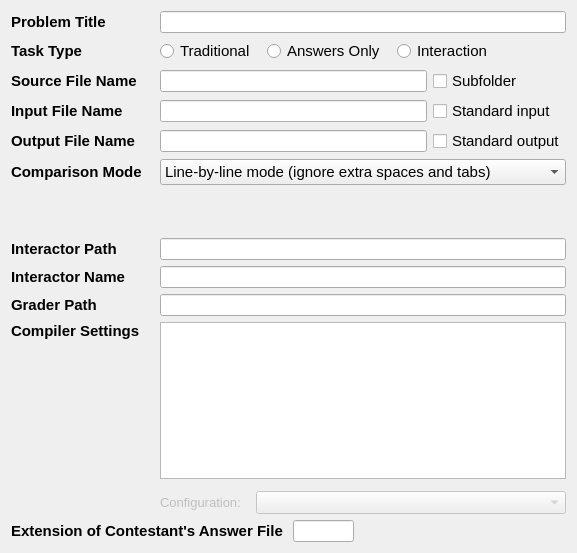
Before: the Qt Designer form forms/taskeditwidget.ui in Project-LemonLime/Project_LemonLime, drawn with Qt 5.
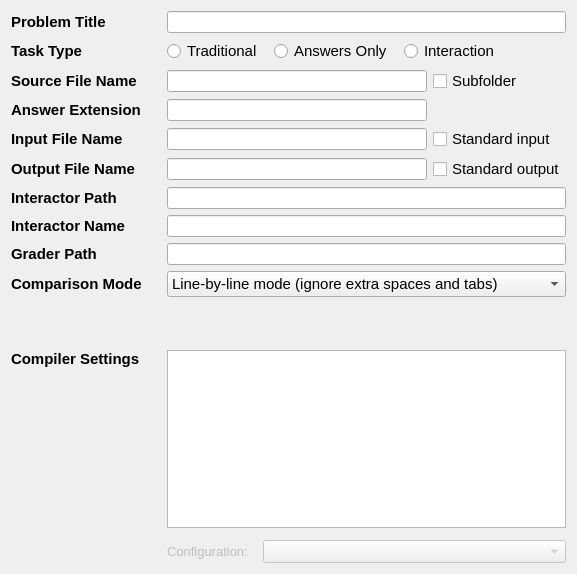
After: the same form once the commit is applied. Custom widgets are drawn as their Qt base class.

```diff
--- a/forms/taskeditwidget.ui
+++ b/forms/taskeditwidget.ui
@@ -7,82 +7,13 @@
     <x>0</x>
     <y>0</y>
     <width>577</width>
-    <height>553</height>
+    <height>574</height>
    </rect>
   </property>
   <property name="windowTitle">
    <string>Form</string>
   </property>
   <layout class="QGridLayout" name="gridLayout">
-   <item row="8" column="0">
-    <widget class="QLabel" name="interactorNameLabel">
-     <property name="font">
-      <font>
-       <pointsize>11</pointsize>
-       <weight>75</weight>
-       <bold>true</bold>
-      </font>
-     </property>
-     <property name="text">
-      <string>Interactor Name</string>
-     </property>
-    </widget>
-   </item>
-   <item row="0" column="0">
-    <widget class="QLabel" name="problemTitleLabel">
-     <property name="sizePolicy">
-      <sizepolicy hsizetype="Preferred" vsizetype="Fixed">
-       <horstretch>0</horstretch>
-       <verstretch>0</verstretch>
-      </sizepolicy>
-     </property>
-     <property name="styleSheet">
-      <string notr="true">font-size:11pt;font-weight:bold;</string>
-     </property>
-     <property name="text">
-      <string>Problem Title</string>
-     </property>
-    </widget>
-   </item>
-   <item row="0" column="1" colspan="2">
-    <widget class="QLineEdit" name="problemTitle">
-     <property name="statusTip">
-      <string>Problem Title (Not Source File Name)...</string>
-     </property>
-    </widget>
-   </item>
-   <item row="1" column="0">
-    <widget class="QLabel" name="taskTypeLabel">
-     <property name="sizePolicy">
-      <sizepolicy hsizetype="Preferred" vsizetype="Fixed">
-       <horstretch>0</horstretch>
-       <verstretch>0</verstretch>
-      </sizepolicy>
-     </property>
-     <property name="styleSheet">
-      <string notr="true">font-size:11pt;font-weight:bold;</string>
-     </property>
-     <property name="text">
-      <string>Task Type</string>
-     </property>
-    </widget>
-   </item>
-   <item row="3" column="0">
-    <widget class="QLabel" name="inputFileNameLabel">
-     <property name="sizePolicy">
-      <sizepolicy hsizetype="Preferred" vsizetype="Fixed">
-       <horstretch>0</horstretch>
-       <verstretch>0</verstretch>
-      </sizepolicy>
-     </property>
-     <property name="styleSheet">
-      <string notr="true">font-size:11pt;font-weight:bold;</string>
-     </property>
-     <property name="text">
-      <string>Input File Name</string>
-     </property>
-    </widget>
-   </item>
    <item row="1" column="1" colspan="2">
     <layout class="QHBoxLayout" name="horizontalLayout_2">
      <property name="spacing">
@@ -144,38 +75,37 @@
      </item>
     </layout>
    </item>
-   <item row="2" column="0">
-    <widget class="QLabel" name="sourceFileNameLabel">
-     <property name="sizePolicy">
-      <sizepolicy hsizetype="Preferred" vsizetype="Fixed">
-       <horstretch>0</horstretch>
-       <verstretch>0</verstretch>
-      </sizepolicy>
+   <item row="6" column="0">
+    <widget class="QLabel" name="interactorPathLabel">
+     <property name="font">
+      <font>
+       <pointsize>11</pointsize>
+       <weight>75</weight>
+       <bold>true</bold>
+      </font>
      </property>
-     <property name="styleSheet">
-      <string notr="true">font-size:11pt;font-weight:bold;</string>
-     </property>
      <property name="text">
-      <string>Source File Name</string>
+      <string>Interactor Path</string>
      </property>
     </widget>
    </item>
-   <item row="4" column="1">
-    <widget class="QLineEdit" name="outputFileName">
-     <property name="statusTip">
-      <string>Name of Output File, the source file need to write data to this file...</string>
+   <item row="2" column="2">
+    <widget class="QCheckBox" name="subFolderCheck">
+     <property name="font">
+      <font>
+       <pointsize>11</pointsize>
+      </font>
      </property>
-    </widget>
-   </item>
-   <item row="3" column="1">
-    <widget class="QLineEdit" name="inputFileName">
      <property name="statusTip">
-      <string>Name of Input File, the source file need to read data from this file...</string>
+      <string>Find Source File in subfolders...</string>
+     </property>
+     <property name="text">
+      <string>Subfolder</string>
      </property>
     </widget>
    </item>
    <item row="4" column="0">
-    <widget class="QLabel" name="outputFileNameLabel">
+    <widget class="QLabel" name="inputFileNameLabel">
      <property name="sizePolicy">
       <sizepolicy hsizetype="Preferred" vsizetype="Fixed">
        <horstretch>0</horstretch>
@@ -186,25 +116,12 @@
       <string notr="true">font-size:11pt;font-weight:bold;</string>
      </property>
      <property name="text">
-      <string>Output File Name</string>
+      <string>Input File Name</string>
      </property>
     </widget>
    </item>
-   <item row="3" column="2">
-    <widget class="QCheckBox" name="standardInputCheck">
-     <property name="statusTip">
-      <string>Redirect to standard input...</string>
-     </property>
-     <property name="styleSheet">
-      <string notr="true">font-size: 11pt;</string>
-     </property>
-     <property name="text">
-      <string>Standard input</string>
-     </property>
-    </widget>
-   </item>
-   <item row="5" column="0">
-    <widget class="QLabel" name="comparisonModeLabel">
+   <item row="3" column="0">
+    <widget class="QLabel" name="answerFileExtensionLabel">
      <property name="sizePolicy">
       <sizepolicy hsizetype="Preferred" vsizetype="Fixed">
        <horstretch>0</horstretch>
@@ -215,24 +132,39 @@
       <string notr="true">font-size:11pt;font-weight:bold;</string>
      </property>
      <property name="text">
-      <string>Comparison Mode</string>
+      <string>Answer Extension</string>
      </property>
     </widget>
    </item>
-   <item row="4" column="2">
-    <widget class="QCheckBox" name="standardOutputCheck">
-     <property name="statusTip">
-      <string>Redirect to standard output...</string>
+   <item row="8" column="0">
+    <widget class="QLabel" name="graderPathLabel">
+     <property name="font">
+      <font>
+       <pointsize>11</pointsize>
+       <weight>75</weight>
+       <bold>true</bold>
+      </font>
      </property>
-     <property name="styleSheet">
-      <string notr="true">font-size: 11pt;</string>
+     <property name="text">
+      <string>Grader Path</string>
      </property>
+    </widget>
+   </item>
+   <item row="7" column="0">
+    <widget class="QLabel" name="interactorNameLabel">
+     <property name="font">
+      <font>
+       <pointsize>11</pointsize>
+       <weight>75</weight>
+       <bold>true</bold>
+      </font>
+     </property>
      <property name="text">
-      <string>Standard output</string>
+      <string>Interactor Name</string>
      </property>
     </widget>
    </item>
-   <item row="5" column="1" colspan="2">
+   <item row="9" column="1" colspan="2">
     <widget class="QComboBox" name="comparisonMode">
      <property name="statusTip">
       <string>How to check answers...</string>
@@ -270,7 +202,92 @@
      </item>
     </widget>
    </item>
-   <item row="10" column="0">
+   <item row="1" column="0">
+    <widget class="QLabel" name="taskTypeLabel">
+     <property name="sizePolicy">
+      <sizepolicy hsizetype="Preferred" vsizetype="Fixed">
+       <horstretch>0</horstretch>
+       <verstretch>0</verstretch>
+      </sizepolicy>
+     </property>
+     <property name="styleSheet">
+      <string notr="true">font-size:11pt;font-weight:bold;</string>
+     </property>
+     <property name="text">
+      <string>Task Type</string>
+     </property>
+    </widget>
+   </item>
+   <item row="14" column="1" colspan="2">
+    <layout class="QVBoxLayout" name="verticalLayout_4">
+     <property name="spacing">
+      <number>12</number>
+     </property>
+     <item>
+      <widget class="QListWidget" name="compilersList">
+       <property name="statusTip">
+        <string>Set compilers...</string>
+       </property>
+      </widget>
+     </item>
+     <item>
+      <layout class="QHBoxLayout" name="horizontalLayout_16">
+       <property name="spacing">
+        <number>15</number>
+       </property>
+       <item>
+        <widget class="QLabel" name="configurationLabel">
+         <property name="enabled">
+          <bool>false</bool>
+         </property>
+         <property name="sizePolicy">
+          <sizepolicy hsizetype="Fixed" vsizetype="Preferred">
+           <horstretch>0</horstretch>
+           <verstretch>0</verstretch>
+          </sizepolicy>
+         </property>
+         <property name="styleSheet">
+          <string notr="true">font-size:10pt;</string>
+         </property>
+         <property name="text">
+          <string>Configuration:</string>
+         </property>
+        </widget>
+       </item>
+       <item>
+        <widget class="QComboBox" name="configurationSelect">
+         <property name="enabled">
+          <bool>false</bool>
+         </property>
+         <property name="statusTip">
+          <string>Set compiler configurations (&quot;disable&quot; means banishment of this type of files)...</string>
+         </property>
+         <property name="styleSheet">
+          <string notr="true">font-size:10pt;</string>
+         </property>
+        </widget>
+       </item>
+      </layout>
+     </item>
+    </layout>
+   </item>
+   <item row="5" column="0">
+    <widget class="QLabel" name="outputFileNameLabel">
+     <property name="sizePolicy">
+      <sizepolicy hsizetype="Preferred" vsizetype="Fixed">
+       <horstretch>0</horstretch>
+       <verstretch>0</verstretch>
+      </sizepolicy>
+     </property>
+     <property name="styleSheet">
+      <string notr="true">font-size:11pt;font-weight:bold;</string>
+     </property>
+     <property name="text">
+      <string>Output File Name</string>
+     </property>
+    </widget>
+   </item>
+   <item row="14" column="0">
     <layout class="QVBoxLayout" name="verticalLayout_3">
      <item>
       <widget class="QLabel" name="compilerSettingsLabel">
@@ -280,18 +297,6 @@
          <verstretch>0</verstretch>
         </sizepolicy>
        </property>
-       <property name="minimumSize">
-        <size>
-         <width>143</width>
-         <height>18</height>
-        </size>
-       </property>
-       <property name="maximumSize">
-        <size>
-         <width>143</width>
-         <height>18</height>
-        </size>
-       </property>
        <property name="styleSheet">
         <string notr="true">font-size:11pt;font-weight:bold;</string>
        </property>
@@ -315,7 +320,115 @@
      </item>
     </layout>
    </item>
-   <item row="6" column="1" colspan="2">
+   <item row="4" column="1">
+    <widget class="QLineEdit" name="inputFileName">
+     <property name="statusTip">
+      <string>Name of Input File, the source file need to read data from this file...</string>
+     </property>
+    </widget>
+   </item>
+   <item row="9" column="0">
+    <widget class="QLabel" name="comparisonModeLabel">
+     <property name="sizePolicy">
+      <sizepolicy hsizetype="Preferred" vsizetype="Fixed">
+       <horstretch>0</horstretch>
+       <verstretch>0</verstretch>
+      </sizepolicy>
+     </property>
+     <property name="styleSheet">
+      <string notr="true">font-size:11pt;font-weight:bold;</string>
+     </property>
+     <property name="text">
+      <string>Comparison Mode</string>
+     </property>
+    </widget>
+   </item>
+   <item row="0" column="1" colspan="2">
+    <widget class="QLineEdit" name="problemTitle">
+     <property name="statusTip">
+      <string>Problem Title (Not Source File Name)...</string>
+     </property>
+    </widget>
+   </item>
+   <item row="5" column="2">
+    <widget class="QCheckBox" name="standardOutputCheck">
+     <property name="statusTip">
+      <string>Redirect to standard output...</string>
+     </property>
+     <property name="styleSheet">
+      <string notr="true">font-size: 11pt;</string>
+     </property>
+     <property name="text">
+      <string>Standard output</string>
+     </property>
+    </widget>
+   </item>
+   <item row="0" column="0">
+    <widget class="QLabel" name="problemTitleLabel">
+     <property name="sizePolicy">
+      <sizepolicy hsizetype="Preferred" vsizetype="Fixed">
+       <horstretch>0</horstretch>
+       <verstretch>0</verstretch>
+      </sizepolicy>
+     </property>
+     <property name="minimumSize">
+      <size>
+       <width>150</width>
+       <height>0</height>
+      </size>
+     </property>
+     <property name="styleSheet">
+      <string notr="true">font-size:11pt;font-weight:bold;</string>
+     </property>
+     <property name="text">
+      <string>Problem Title</string>
+     </property>
+    </widget>
+   </item>
+   <item row="2" column="0">
+    <widget class="QLabel" name="sourceFileNameLabel">
+     <property name="sizePolicy">
+      <sizepolicy hsizetype="Preferred" vsizetype="Fixed">
+       <horstretch>0</horstretch>
+       <verstretch>0</verstretch>
+      </sizepolicy>
+     </property>
+     <property name="styleSheet">
+      <string notr="true">font-size:11pt;font-weight:bold;</string>
+     </property>
+     <property name="text">
+      <string>Source File Name</string>
+     </property>
+    </widget>
+   </item>
+   <item row="5" column="1">
+    <widget class="QLineEdit" name="outputFileName">
+     <property name="statusTip">
+      <string>Name of Output File, the source file need to write data to this file...</string>
+     </property>
+    </widget>
+   </item>
+   <item row="2" column="1">
+    <widget class="QLineEdit" name="sourceFileName">
+     <property name="statusTip">
+      <string>Name of the Source File (Without suffix)...</string>
+     </property>
+    </widget>
+   </item>
+   <item row="3" column="1">
+    <widget class="QLineEdit" name="answerFileExtension">
+     <property name="sizePolicy">
+      <sizepolicy hsizetype="Expanding" vsizetype="Fixed">
+       <horstretch>0</horstretch>
+       <verstretch>0</verstretch>
+      </sizepolicy>
+     </property>
+     <property name="statusTip">
+      <string>Extension of Contestant's Answer File, only in Answer-only task...</string>
+     </property>
+    </widget>
+   </item>
+   <item row="10" column="1" colspan="2">
     <widget class="QStackedWidget" name="comparisonSetting">
      <property name="sizePolicy">
       <sizepolicy hsizetype="Preferred" vsizetype="Fixed">
@@ -419,185 +532,34 @@
      </widget>
     </widget>
    </item>
-   <item row="10" column="1" colspan="2">
-    <layout class="QVBoxLayout" name="verticalLayout_4">
-     <property name="spacing">
-      <number>12</number>
+   <item row="4" column="2">
+    <widget class="QCheckBox" name="standardInputCheck">
+     <property name="statusTip">
+      <string>Redirect to standard input...</string>
      </property>
-     <item>
-      <widget class="QListWidget" name="compilersList">
-       <property name="statusTip">
-        <string>Set compilers...</string>
-       </property>
-      </widget>
-     </item>
-     <item>
-      <layout class="QHBoxLayout" name="horizontalLayout_16">
-       <property name="spacing">
-        <number>15</number>
-       </property>
-       <item>
-        <widget class="QLabel" name="configurationLabel">
-         <property name="enabled">
-          <bool>false</bool>
-         </property>
-         <property name="sizePolicy">
-          <sizepolicy hsizetype="Fixed" vsizetype="Preferred">
-           <horstretch>0</horstretch>
-           <verstretch>0</verstretch>
-          </sizepolicy>
-         </property>
-         <property name="styleSheet">
-          <string notr="true">font-size:10pt;</string>
-         </property>
-         <property name="text">
-          <string>Configuration:</string>
-         </property>
-        </widget>
-       </item>
-       <item>
-        <widget class="QComboBox" name="configurationSelect">
-         <property name="enabled">
-          <bool>false</bool>
-         </property>
-         <property name="statusTip">
-          <string>Set compiler configurations (&quot;disable&quot; means banishment of this type of files)...</string>
-         </property>
-         <property name="styleSheet">
-          <string notr="true">font-size:10pt;</string>
-         </property>
-        </widget>
-       </item>
-      </layout>
-     </item>
-    </layout>
-   </item>
-   <item row="11" column="0" colspan="3">
-    <layout class="QHBoxLayout" name="horizontalLayout">
-     <property name="spacing">
-      <number>10</number>
+     <property name="styleSheet">
+      <string notr="true">font-size: 11pt;</string>
      </property>
-     <item>
-      <widget class="QLabel" name="answerFileExtensionLabel">
-       <property name="sizePolicy">
-        <sizepolicy hsizetype="Preferred" vsizetype="Fixed">
-         <horstretch>0</horstretch>
-         <verstretch>0</verstretch>
-        </sizepolicy>
-       </property>
-       <property name="styleSheet">
-        <string notr="true">font-size:11pt;font-weight:bold;</string>
-       </property>
-       <property name="text">
-        <string>Extension of Contestant's Answer File</string>
-       </property>
-      </widget>
-     </item>
-     <item>
-      <widget class="QLineEdit" name="answerFileExtension">
-       <property name="sizePolicy">
-        <sizepolicy hsizetype="Fixed" vsizetype="Fixed">
-         <horstretch>0</horstretch>
-         <verstretch>0</verstretch>
-        </sizepolicy>
-       </property>
-       <property name="minimumSize">
-        <size>
-         <width>61</width>
-         <height>22</height>
-        </size>
-       </property>
-       <property name="maximumSize">
-        <size>
-         <width>61</width>
-         <height>22</height>
-        </size>
-       </property>
-       <property name="statusTip">
-        <string>Extension of Contestant's Answer File, only in Answer-only task...</string>
-       </property>
-      </widget>
-     </item>
-     <item>
-      <spacer name="horizontalSpacer">
-       <property name="orientation">
-        <enum>Qt::Horizontal</enum>
-       </property>
-       <property name="sizeHint" stdset="0">
-        <size>
-         <width>40</width>
-         <height>20</height>
-        </size>
-       </property>
-      </spacer>
-     </item>
-    </layout>
+     <property name="text">
+      <string>Standard input</string>
+     </property>
+    </widget>
    </item>
-   <item row="7" column="1" colspan="2">
+   <item row="6" column="1" colspan="2">
     <widget class="FileLineEdit" name="interactorPath">
      <property name="statusTip">
       <string>Interactor Path...</string>
      </property>
     </widget>
    </item>
-   <item row="7" column="0">
-    <widget class="QLabel" name="interactorPathLabel">
-     <property name="font">
-      <font>
-       <pointsize>11</pointsize>
-       <weight>75</weight>
-       <bold>true</bold>
-      </font>
-     </property>
-     <property name="text">
-      <string>Interactor Path</string>
-     </property>
-    </widget>
-   </item>
-   <item row="2" column="1">
-    <widget class="QLineEdit" name="sourceFileName">
-     <property name="statusTip">
-      <string>Name of the Source File (Without suffix)...</string>
-     </property>
-    </widget>
-   </item>
-   <item row="2" column="2">
-    <widget class="QCheckBox" name="subFolderCheck">
-     <property name="font">
-      <font>
-       <pointsize>11</pointsize>
-      </font>
-     </property>
-     <property name="statusTip">
-      <string>Find Source File in subfolders...</string>
-     </property>
-     <property name="text">
-      <string>Subfolder</string>
-     </property>
-    </widget>
-   </item>
-   <item row="9" column="0">
-    <widget class="QLabel" name="graderPathLabel">
-     <property name="font">
-      <font>
-       <pointsize>11</pointsize>
-       <weight>75</weight>
-       <bold>true</bold>
-      </font>
-     </property>
-     <property name="text">
-      <string>Grader Path</string>
-     </property>
-    </widget>
-   </item>
-   <item row="8" column="1" colspan="2">
+   <item row="7" column="1" colspan="2">
     <widget class="QLineEdit" name="interactorName">
      <property name="statusTip">
       <string>Interactor Name...</string>
      </property>
     </widget>
    </item>
-   <item row="9" column="1" colspan="2">
+   <item row="8" column="1" colspan="2">
     <widget class="FileLineEdit" name="graderPath">
      <property name="statusTip">
       <string>Where the grader is...</string>
```
